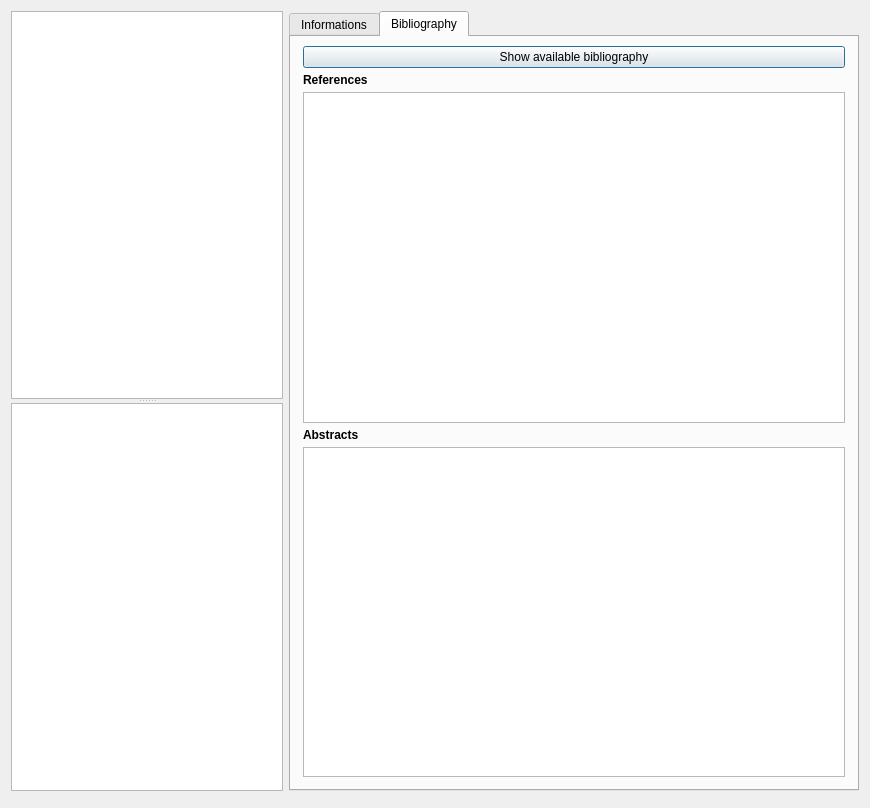
Before: the Qt Designer form plugins/drugsplugin/drugswidget/interactionsynthesisdialog.ui in FreeHealth/freehealth, drawn with Qt 5.
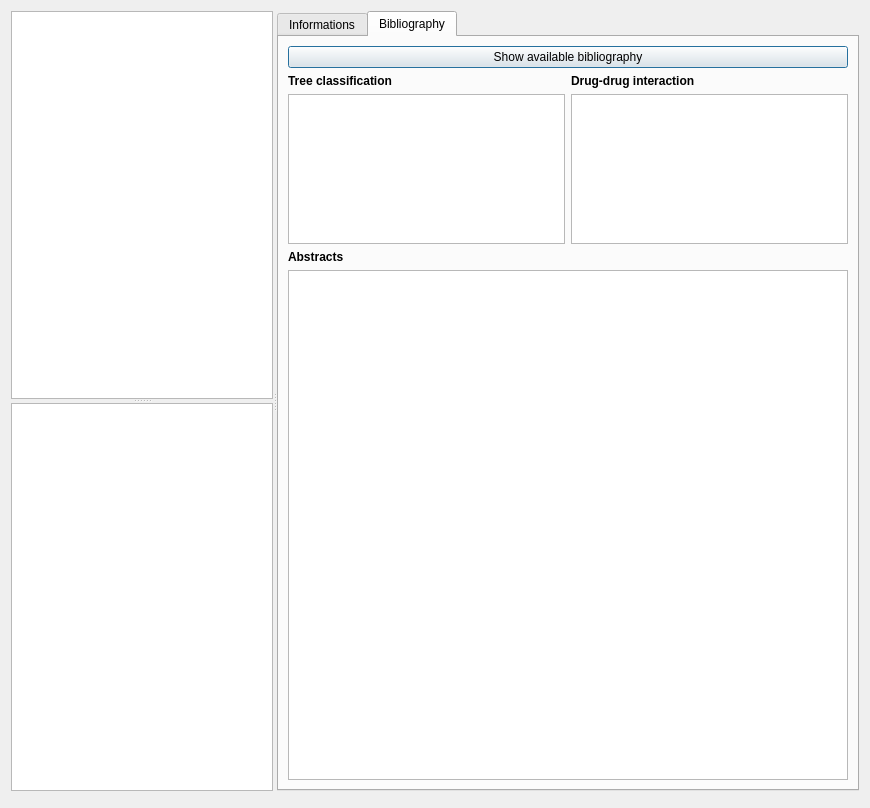
After: the same form once the commit is applied. The open tabs and pages were chosen to show the change. Custom widgets are drawn as their Qt base class.

Commit message: Drugs: - improvements in biblliography management

Diff of the .ui file:
```diff
--- a/plugins/drugsplugin/drugswidget/interactionsynthesisdialog.ui
+++ b/plugins/drugsplugin/drugswidget/interactionsynthesisdialog.ui
@@ -13,9 +13,13 @@
   <property name="windowTitle">
    <string>Dialog</string>
   </property>
-  <layout class="QGridLayout" name="gridLayout">
+  <layout class="QGridLayout" name="gridLayout_4">
    <item row="0" column="0">
-    <widget class="QSplitter" name="splitter_2">
+    <widget class="Utils::MiniSplitter" name="splitter_3">
+     <property name="orientation">
+      <enum>Qt::Horizontal</enum>
+     </property>
+     <widget class="Utils::MiniSplitter" name="splitter_2">
      <property name="orientation">
       <enum>Qt::Vertical</enum>
      </property>
@@ -48,8 +52,6 @@
       </attribute>
      </widget>
     </widget>
-   </item>
-   <item row="0" column="1">
     <widget class="Utils::MiniSplitter" name="splitter">
      <property name="orientation">
       <enum>Qt::Vertical</enum>
@@ -62,7 +64,7 @@
        </sizepolicy>
       </property>
       <property name="currentIndex">
-       <number>0</number>
+        <number>1</number>
       </property>
       <widget class="QWidget" name="tabInfo">
        <attribute name="title">
@@ -137,21 +139,16 @@
        <attribute name="title">
         <string>Bibliography</string>
        </attribute>
-       <layout class="QGridLayout" name="gridLayout_4">
-        <property name="leftMargin">
-         <number>12</number>
-        </property>
-        <property name="rightMargin">
-         <number>12</number>
-        </property>
-        <property name="bottomMargin">
-         <number>12</number>
-        </property>
-        <property name="spacing">
-         <number>5</number>
-        </property>
-        <item row="1" column="0">
-         <widget class="QLabel" name="label">
+        <layout class="QGridLayout" name="gridLayout">
+         <item row="0" column="1" rowspan="2" colspan="2">
+          <widget class="QPushButton" name="getBiblio">
+           <property name="text">
+            <string>Show available bibliography</string>
+           </property>
+          </widget>
+         </item>
+         <item row="2" column="2">
+          <widget class="QLabel" name="label_3">
           <property name="font">
            <font>
             <weight>75</weight>
@@ -159,11 +156,31 @@
            </font>
           </property>
           <property name="text">
-           <string>References</string>
+            <string>Drug-drug interaction</string>
           </property>
          </widget>
         </item>
-        <item row="3" column="0">
+         <item row="3" column="1">
+          <widget class="QListView" name="treeReferences">
+           <property name="maximumSize">
+            <size>
+             <width>16777215</width>
+             <height>150</height>
+            </size>
+           </property>
+          </widget>
+         </item>
+         <item row="3" column="2">
+          <widget class="QListView" name="ddiReferences">
+           <property name="maximumSize">
+            <size>
+             <width>16777215</width>
+             <height>150</height>
+            </size>
+           </property>
+          </widget>
+         </item>
+         <item row="4" column="1">
          <widget class="QLabel" name="label_2">
           <property name="font">
            <font>
@@ -176,25 +193,29 @@
           </property>
          </widget>
         </item>
-        <item row="4" column="0">
+         <item row="5" column="1" colspan="2">
          <widget class="QTextBrowser" name="biblio"/>
         </item>
-        <item row="0" column="0">
-         <widget class="QPushButton" name="getBiblio">
+         <item row="2" column="1">
+          <widget class="QLabel" name="label">
+           <property name="font">
+            <font>
+             <weight>75</weight>
+             <bold>true</bold>
+            </font>
+           </property>
           <property name="text">
-           <string>Show available bibliography</string>
+            <string>Tree classification</string>
           </property>
          </widget>
         </item>
-        <item row="2" column="0">
-         <widget class="QListView" name="biblioReferences"/>
-        </item>
        </layout>
       </widget>
      </widget>
     </widget>
+    </widget>
    </item>
-   <item row="1" column="0" colspan="2">
+   <item row="1" column="0">
     <widget class="QDialogButtonBox" name="buttonBox">
      <property name="orientation">
       <enum>Qt::Horizontal</enum>
```
Lines whose indentation alone changed are shown as unchanged. The commit also changes 4 other files.
